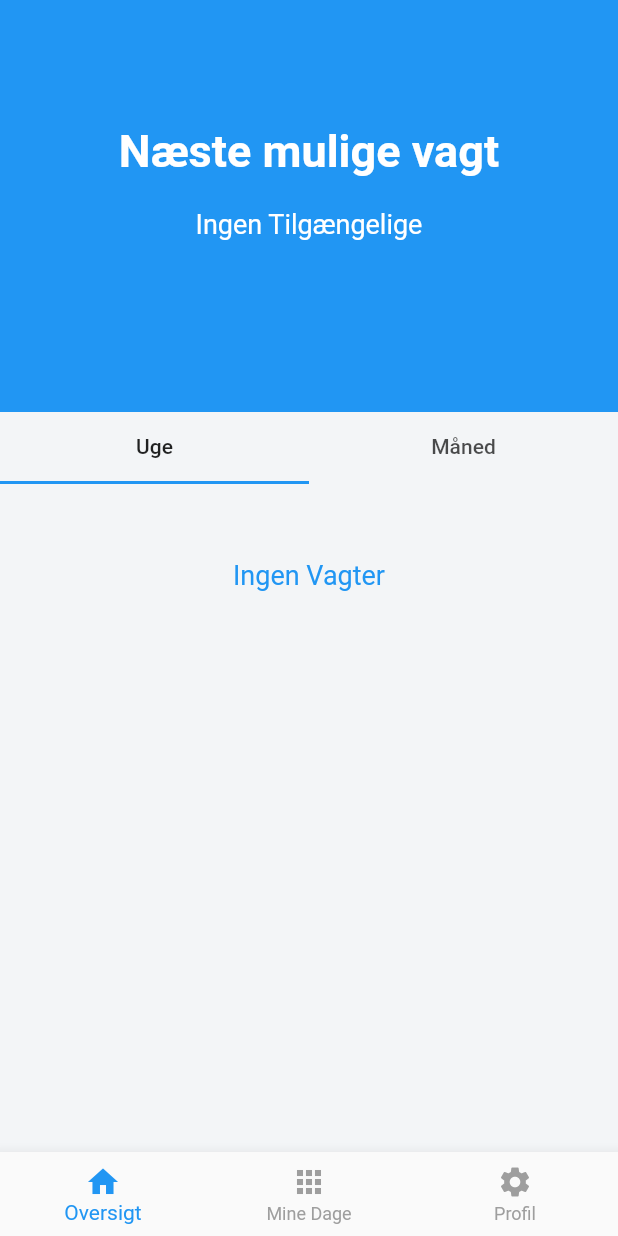
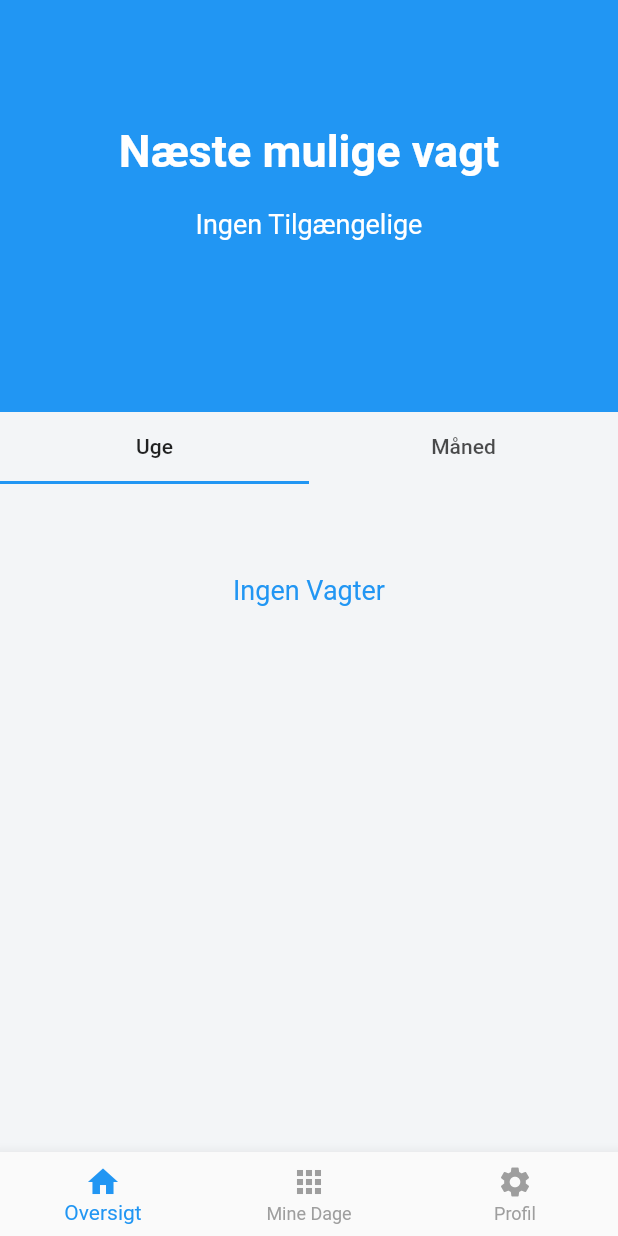
Before and after one commit to ammarOdin/odinvikar, a Flutter app: the screen it shows after launch, on a phone screen of 412 x 824 dp. Run offline on Flutter 3.47's test engine with Material 2 defaults, Android fonts, the phone set to English and light mode, and no system bars; our stand-ins replace cloud_firestore, firebase_core, sliding_sheet, table_calendar; missing offline and left inert: week_of_year; accounts and stored records are empty.

Commit message:
Weekly and monthy shifts on dashboard change

```diff
--- a/lib/main_screens/home_screen.dart
+++ b/lib/main_screens/home_screen.dart
@@ -1,8 +1,6 @@
 import 'package:cloud_firestore/cloud_firestore.dart';
-import 'package:flutter/foundation.dart';
 import 'package:flutter/material.dart';
 import 'package:week_of_year/week_of_year.dart';
-
 
 class HomeScreen extends StatefulWidget {
   const HomeScreen({Key? key}) : super(key: key);
@@ -24,6 +22,8 @@ class _State extends State<HomeScreen> with TickerProviderStateMixin {
       /*if (kDebugMode) {
         print('my index is '+ _controller.index.toString());
       }*/
+      setState(() {
+      });
     });
     super.initState();
   }
@@ -80,9 +80,7 @@ class _State extends State<HomeScreen> with TickerProviderStateMixin {
             ],
           ),
         ),
-
-        TabBar(controller: _controller, tabs: const [Tab(text: "Uge",), Tab(text: "Måned",)]),
-
+        Container(padding: const EdgeInsets.only(bottom: 10), child: TabBar(controller: _controller, tabs: const [Tab(text: "Uge",), Tab(text: "Måned",)])),
         StreamBuilder(
             stream: shift.snapshots() ,
             builder: (BuildContext context, AsyncSnapshot<QuerySnapshot> snapshot){
@@ -120,14 +118,11 @@ class _State extends State<HomeScreen> with TickerProviderStateMixin {
               } else {
                 return Container();
               }
-
             }),
       ],
     );
   }
-
 }
-
 class CardFb2 extends StatelessWidget {
   final String text;
   final String imageUrl;
--- a/lib/main_screens/own_days.dart
+++ b/lib/main_screens/own_days.dart
@@ -126,6 +126,7 @@ class _State extends State<OwnDaysScreen> {
                   lastDate: DateTime.now().add(const Duration(days: 32))))!;
 
                   var pickedDate = DateFormat.yMMMd().format(_pickedDay);
+                  //var pickedDatee = DateFormat.;
                   var pickedMonth = _pickedDay.month;
                   var pickedWeek = _pickedDay.weekOfYear;
                   await saveShift.add({'date': pickedDate,'month': pickedMonth, 'week': pickedWeek});
```
